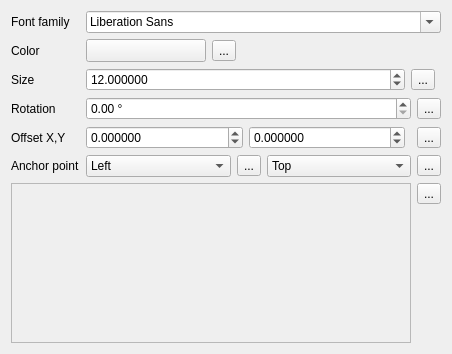
Old version of the form src/ui/symbollayer/widget_fontmarker.ui in the repository qgis/QGIS.
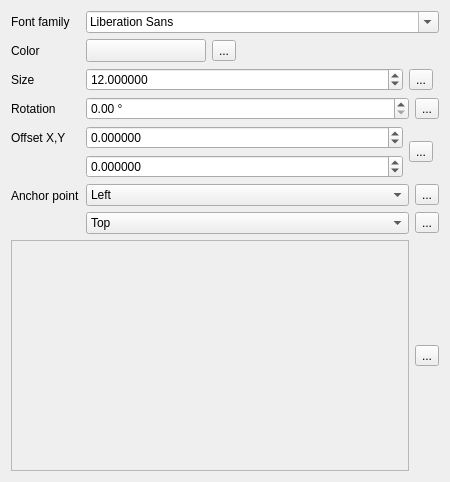
New version of the form. Custom widgets are drawn as their Qt base class.

Commit message: Rework some more layouts

What changed in the file:
```diff
--- a/src/ui/symbollayer/widget_fontmarker.ui
+++ b/src/ui/symbollayer/widget_fontmarker.ui
@@ -6,18 +6,33 @@
    <rect>
     <x>0</x>
     <y>0</y>
-    <width>452</width>
-    <height>354</height>
+    <width>450</width>
+    <height>482</height>
    </rect>
   </property>
   <property name="windowTitle">
    <string>Form</string>
   </property>
-  <layout class="QVBoxLayout" name="verticalLayout">
-   <item>
-    <layout class="QGridLayout" name="gridLayout">
+  <layout class="QFormLayout" name="formLayout">
+   <item row="0" column="0">
+    <widget class="QLabel" name="label">
+     <property name="text">
+      <string>Font family</string>
+     </property>
+    </widget>
+   </item>
+   <item row="0" column="1">
+    <widget class="QFontComboBox" name="cboFont"/>
+   </item>
+   <item row="1" column="0">
+    <widget class="QLabel" name="label_3">
+     <property name="text">
+      <string>Color</string>
+     </property>
+    </widget>
+   </item>
      <item row="1" column="1">
-      <layout class="QHBoxLayout" name="horizontalLayout_3">
+    <layout class="QHBoxLayout" name="horizontalLayout_6">
        <item>
         <widget class="QgsColorButtonV2" name="btnColor">
          <property name="minimumSize">
@@ -44,23 +59,17 @@
          </property>
         </widget>
        </item>
-       <item>
-        <spacer name="horizontalSpacer">
-         <property name="orientation">
-          <enum>Qt::Horizontal</enum>
-         </property>
-         <property name="sizeHint" stdset="0">
-          <size>
-           <width>40</width>
-           <height>20</height>
-          </size>
-         </property>
-        </spacer>
-       </item>
-      </layout>
-     </item>
+    </layout>
+   </item>
+   <item row="2" column="0">
+    <widget class="QLabel" name="label_2">
+     <property name="text">
+      <string>Size</string>
+     </property>
+    </widget>
+   </item>
      <item row="2" column="1">
-      <layout class="QHBoxLayout" name="horizontalLayout_2">
+    <layout class="QHBoxLayout" name="horizontalLayout_5">
        <item>
         <widget class="QgsDoubleSpinBox" name="spinSize">
          <property name="sizePolicy">
@@ -98,13 +107,6 @@
        </item>
       </layout>
      </item>
-     <item row="4" column="0">
-      <widget class="QLabel" name="label_5">
-       <property name="text">
-        <string>Offset X,Y</string>
-       </property>
-      </widget>
-     </item>
      <item row="3" column="0">
       <widget class="QLabel" name="label_4">
        <property name="text">
@@ -112,33 +114,43 @@
        </property>
       </widget>
      </item>
-     <item row="5" column="0">
-      <widget class="QLabel" name="mAnchorPointLabel">
-       <property name="text">
-        <string>Anchor point</string>
+   <item row="3" column="1">
+    <layout class="QHBoxLayout" name="horizontalLayout_4">
+     <item>
+      <widget class="QgsDoubleSpinBox" name="spinAngle">
+       <property name="suffix">
+        <string> °</string>
        </property>
+       <property name="decimals">
+        <number>2</number>
+       </property>
+       <property name="maximum">
+        <double>360.000000000000000</double>
+       </property>
+       <property name="singleStep">
+        <double>0.500000000000000</double>
+       </property>
       </widget>
      </item>
-     <item row="0" column="1">
-      <widget class="QFontComboBox" name="cboFont"/>
-     </item>
-     <item row="1" column="0">
-      <widget class="QLabel" name="label_3">
+     <item>
+      <widget class="QgsDataDefinedButton" name="mRotationDDBtn">
        <property name="text">
-        <string>Color</string>
+        <string>...</string>
        </property>
       </widget>
      </item>
-     <item row="2" column="0">
-      <widget class="QLabel" name="label_2">
+    </layout>
+   </item>
+   <item row="4" column="0">
+    <widget class="QLabel" name="label_5">
        <property name="text">
-        <string>Size</string>
+      <string>Offset X,Y</string>
        </property>
       </widget>
      </item>
      <item row="4" column="1">
-      <layout class="QHBoxLayout" name="horizontalLayout">
-       <item>
+    <layout class="QGridLayout" name="gridLayout">
+     <item row="0" column="0">
         <widget class="QgsDoubleSpinBox" name="spinOffsetX">
          <property name="sizePolicy">
           <sizepolicy hsizetype="Minimum" vsizetype="Fixed">
@@ -160,46 +172,55 @@
          </property>
         </widget>
        </item>
-       <item>
-        <widget class="QgsDoubleSpinBox" name="spinOffsetY">
-         <property name="sizePolicy">
-          <sizepolicy hsizetype="Minimum" vsizetype="Fixed">
-           <horstretch>1</horstretch>
-           <verstretch>0</verstretch>
-          </sizepolicy>
-         </property>
-         <property name="decimals">
-          <number>6</number>
-         </property>
-         <property name="minimum">
-          <double>-999999999.000000000000000</double>
-         </property>
-         <property name="maximum">
-          <double>999999999.000000000000000</double>
-         </property>
-         <property name="singleStep">
-          <double>0.200000000000000</double>
+     <item row="0" column="1" rowspan="2">
+      <widget class="QgsDataDefinedButton" name="mOffsetDDBtn">
+       <property name="text">
+        <string>...</string>
          </property>
         </widget>
        </item>
-       <item>
+     <item row="0" column="2" rowspan="2">
         <widget class="QgsUnitSelectionWidget" name="mOffsetUnitWidget" native="true">
          <property name="focusPolicy">
           <enum>Qt::StrongFocus</enum>
          </property>
         </widget>
        </item>
-       <item>
-        <widget class="QgsDataDefinedButton" name="mOffsetDDBtn">
-         <property name="text">
-          <string>...</string>
+     <item row="1" column="0">
+      <widget class="QgsDoubleSpinBox" name="spinOffsetY">
+       <property name="sizePolicy">
+        <sizepolicy hsizetype="Minimum" vsizetype="Fixed">
+         <horstretch>1</horstretch>
+         <verstretch>0</verstretch>
+        </sizepolicy>
+       </property>
+       <property name="decimals">
+        <number>6</number>
+       </property>
+       <property name="minimum">
+        <double>-999999999.000000000000000</double>
+       </property>
+       <property name="maximum">
+        <double>999999999.000000000000000</double>
+       </property>
+       <property name="singleStep">
+        <double>0.200000000000000</double>
          </property>
         </widget>
        </item>
       </layout>
      </item>
+   <item row="5" column="0">
+    <widget class="QLabel" name="mAnchorPointLabel">
+     <property name="text">
+      <string>Anchor point</string>
+     </property>
+    </widget>
+   </item>
      <item row="5" column="1">
-      <layout class="QHBoxLayout" name="horizontalLayout_6">
+    <layout class="QVBoxLayout" name="verticalLayout">
+     <item>
+      <layout class="QHBoxLayout" name="horizontalLayout_2">
        <item>
         <widget class="QComboBox" name="mHorizontalAnchorComboBox">
          <item>
@@ -226,6 +247,10 @@
          </property>
         </widget>
        </item>
+      </layout>
+     </item>
+     <item>
+      <layout class="QHBoxLayout" name="horizontalLayout_3">
        <item>
         <widget class="QComboBox" name="mVerticalAnchorComboBox">
          <item>
@@ -254,65 +279,11 @@
        </item>
       </layout>
      </item>
-     <item row="0" column="0">
-      <widget class="QLabel" name="label">
-       <property name="text">
-        <string>Font family</string>
-       </property>
-      </widget>
-     </item>
-     <item row="3" column="1">
-      <layout class="QHBoxLayout" name="horizontalLayout_4">
-       <item>
-        <widget class="QgsDoubleSpinBox" name="spinAngle">
-         <property name="suffix">
-          <string> °</string>
-         </property>
-         <property name="decimals">
-          <number>2</number>
-         </property>
-         <property name="maximum">
-          <double>360.000000000000000</double>
-         </property>
-         <property name="singleStep">
-          <double>0.500000000000000</double>
-         </property>
-        </widget>
-       </item>
-       <item>
-        <widget class="QgsDataDefinedButton" name="mRotationDDBtn">
-         <property name="text">
-          <string>...</string>
-         </property>
-        </widget>
-       </item>
-      </layout>
-     </item>
-    </layout>
-   </item>
+    </layout>
+   </item>
+   <item row="6" column="0" colspan="2">
+    <layout class="QHBoxLayout" name="horizontalLayout">
    <item>
-    <layout class="QGridLayout" name="gridLayout_2">
-     <item row="0" column="1">
-      <widget class="QgsDataDefinedButton" name="mCharDDBtn">
-       <property name="text">
-        <string>...</string>
-       </property>
-      </widget>
-     </item>
-     <item row="1" column="1">
-      <spacer name="verticalSpacer">
-       <property name="orientation">
-        <enum>Qt::Vertical</enum>
-       </property>
-       <property name="sizeHint" stdset="0">
-        <size>
-         <width>20</width>
-         <height>40</height>
-        </size>
-       </property>
-      </spacer>
-     </item>
-     <item row="0" column="0" rowspan="2">
       <widget class="QScrollArea" name="scrollArea">
        <widget class="QWidget" name="scrollAreaWidgetContents">
         <property name="geometry">
@@ -326,6 +297,13 @@
        </widget>
       </widget>
      </item>
+     <item>
+      <widget class="QgsDataDefinedButton" name="mCharDDBtn">
+       <property name="text">
+        <string>...</string>
+       </property>
+      </widget>
+     </item>
     </layout>
    </item>
   </layout>
@@ -337,6 +315,11 @@
    <header>qgscolorbuttonv2.h</header>
    <container>1</container>
   </customwidget>
+  <customwidget>
+   <class>QgsDataDefinedButton</class>
+   <extends>QToolButton</extends>
+   <header>qgsdatadefinedbutton.h</header>
+  </customwidget>
   <customwidget>
    <class>QgsDoubleSpinBox</class>
    <extends>QDoubleSpinBox</extends>
@@ -348,11 +331,6 @@
    <header>qgsunitselectionwidget.h</header>
    <container>1</container>
   </customwidget>
-  <customwidget>
-   <class>QgsDataDefinedButton</class>
-   <extends>QToolButton</extends>
-   <header>qgsdatadefinedbutton.h</header>
-  </customwidget>
  </customwidgets>
  <tabstops>
   <tabstop>cboFont</tabstop>
```
Left out of the diff: 1 changed line with no effect on the pictures. Lines whose indentation alone changed are shown as unchanged. The commit also changes 2 other files.
